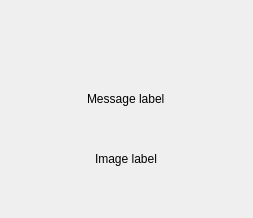
Old version of the form src/gui/main_window/central_widget/overlay_widget/OverlayWidget.ui in the repository ephell/Telescrape.
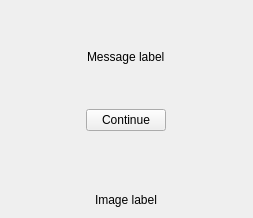
New version of the form.

Commit message: Add continue button to overlay

```diff
--- a/src/gui/main_window/central_widget/overlay_widget/OverlayWidget.ui
+++ b/src/gui/main_window/central_widget/overlay_widget/OverlayWidget.ui
@@ -13,11 +13,14 @@
   <property name="windowTitle">
    <string>Form</string>
   </property>
-  <layout class="QVBoxLayout" name="verticalLayout_3">
+  <layout class="QVBoxLayout" name="verticalLayout_4" stretch="3,2,1">
+   <property name="spacing">
+    <number>6</number>
+   </property>
    <item>
     <layout class="QVBoxLayout" name="verticalLayout_2">
-     <item alignment="Qt::AlignHCenter|Qt::AlignBottom">
-      <widget class="QLabel" name="message_label">
+     <item alignment="Qt::AlignHCenter">
+      <widget class="QLabel" name="status_message_label">
        <property name="text">
         <string>Message label</string>
        </property>
@@ -25,10 +28,27 @@
      </item>
     </layout>
    </item>
+   <item>
+    <layout class="QHBoxLayout" name="horizontalLayout">
+     <item alignment="Qt::AlignHCenter|Qt::AlignTop">
+      <widget class="QPushButton" name="continue_button">
+       <property name="sizePolicy">
+        <sizepolicy hsizetype="Fixed" vsizetype="Fixed">
+         <horstretch>0</horstretch>
+         <verstretch>0</verstretch>
+        </sizepolicy>
+       </property>
+       <property name="text">
+        <string>Continue</string>
+       </property>
+      </widget>
+     </item>
+    </layout>
+   </item>
    <item>
     <layout class="QVBoxLayout" name="verticalLayout">
-     <item alignment="Qt::AlignHCenter|Qt::AlignVCenter">
-      <widget class="QLabel" name="image_label">
+     <item alignment="Qt::AlignHCenter|Qt::AlignBottom">
+      <widget class="QLabel" name="status_image_label">
        <property name="text">
         <string>Image label</string>
        </property>
```
The commit also changes 4 other files.
